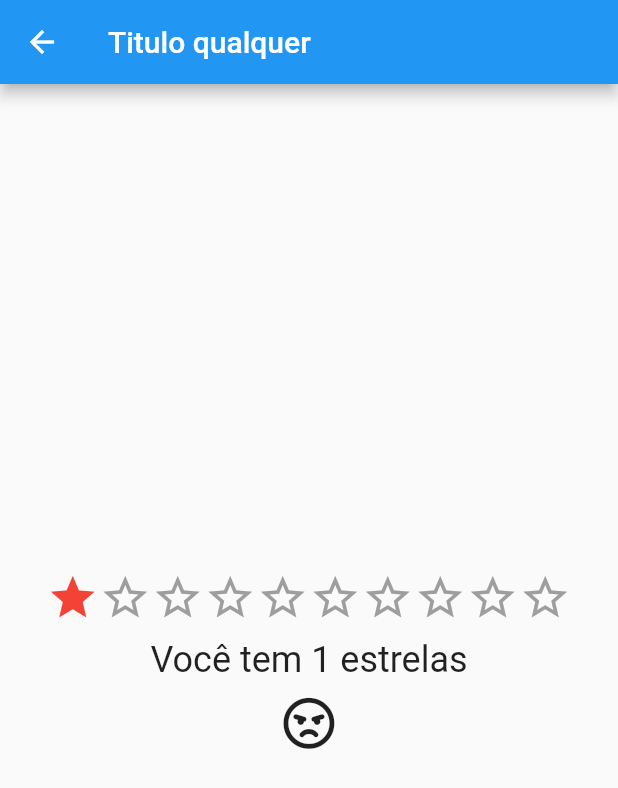
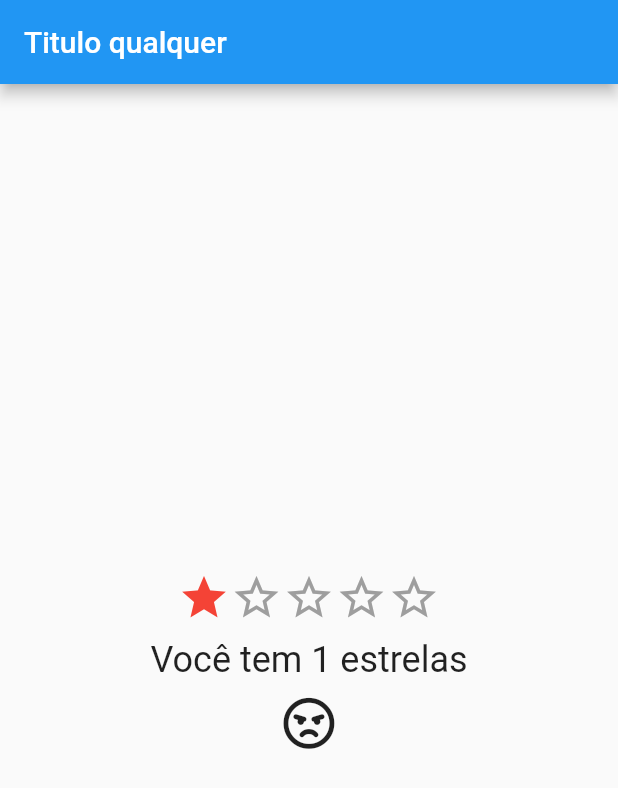
Before and after one commit to edsonlnunes/flutter_exemplos, a Flutter app: the IconsPage screen opened directly, after a tap on the "star border" icon, on a phone screen of 412 x 824 dp. Shown: the top 788 px of the screen. Run offline on Flutter 3.47's test engine with Material 2 defaults, Android fonts, the phone set to English and light mode, and no system bars; our stand-ins replace font_awesome_flutter.

Commit message:
ajustado lógica das estrelas

```diff
--- a/lib/main.dart
+++ b/lib/main.dart
@@ -1,5 +1,6 @@
 import 'package:flutter/material.dart';
 import 'package:flutter/services.dart';
+import 'package:flutter_exemplos/pages/icons.dart';
 import 'package:font_awesome_flutter/font_awesome_flutter.dart';
 
 /*
@@ -28,7 +29,7 @@ class App extends StatelessWidget {
       ),
     );
     return MaterialApp(
-      home: HomePage(),
+      home: IconsPage(),
     );
   }
 }
--- a/lib/pages/icons.dart
+++ b/lib/pages/icons.dart
@@ -20,7 +20,7 @@ class _IconsPageState extends State<IconsPage> {
         children: [
           Row(
             mainAxisAlignment: MainAxisAlignment.center,
-            children: buildIconV2(10),
+            children: buildIconV2(5),
           ),
           SizedBox(
             height: 10,
@@ -85,9 +85,9 @@ class _IconsPageState extends State<IconsPage> {
       widgets.add(
         InkWell(
           onTap: () {
-            _stars = i;
+            // _stars = _stars == i ? 0 : i; // default
 
-            _stars = _stars == 1 && preenchida ? 0 : _stars;
+            _stars = i == 1 && preenchida && _stars == 1 ? 0 : i;
 
             setState(
               () {},
```
